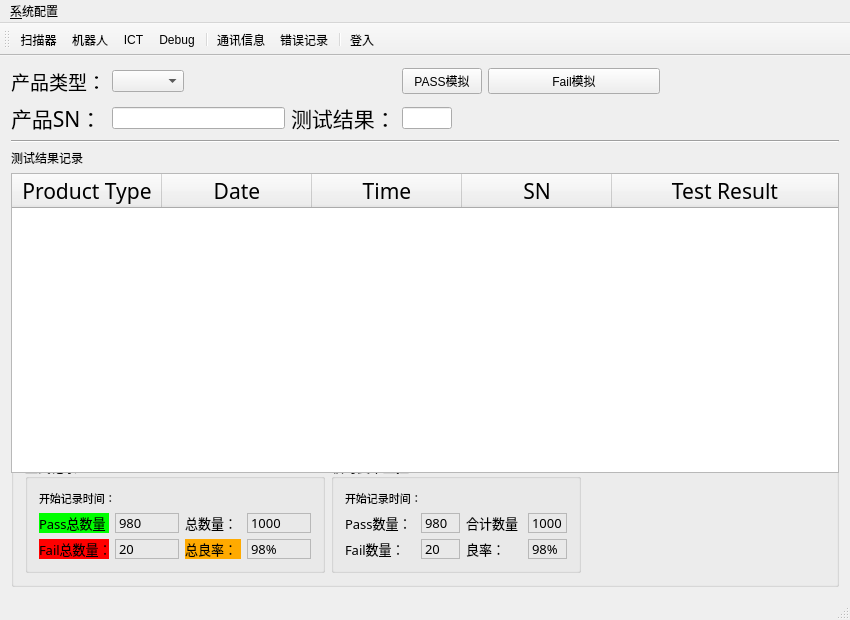
eveningwyn/ICT_UR10, file ict_ur10.ui: the form before one commit.
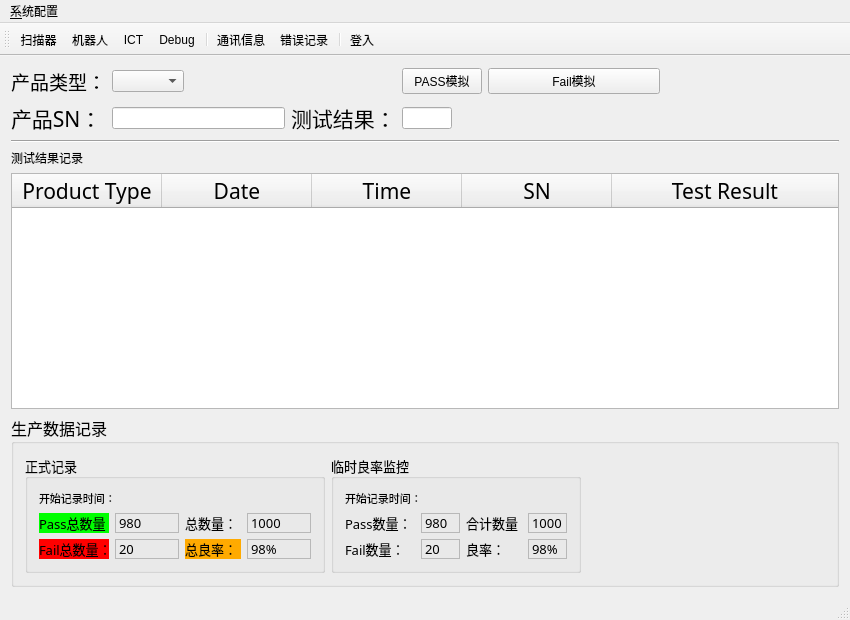
The form after the commit. Icons and pictures are not drawn.

Patch:
```diff
--- a/ict_ur10.ui
+++ b/ict_ur10.ui
@@ -584,12 +584,6 @@
     </item>
     <item row="4" column="0" colspan="6">
      <widget class="QTableWidget" name="tableWidgetResultList">
-      <property name="minimumSize">
-       <size>
-        <width>0</width>
-        <height>300</height>
-       </size>
-      </property>
       <property name="statusTip">
        <string>测试结果记录清单</string>
       </property>
```
